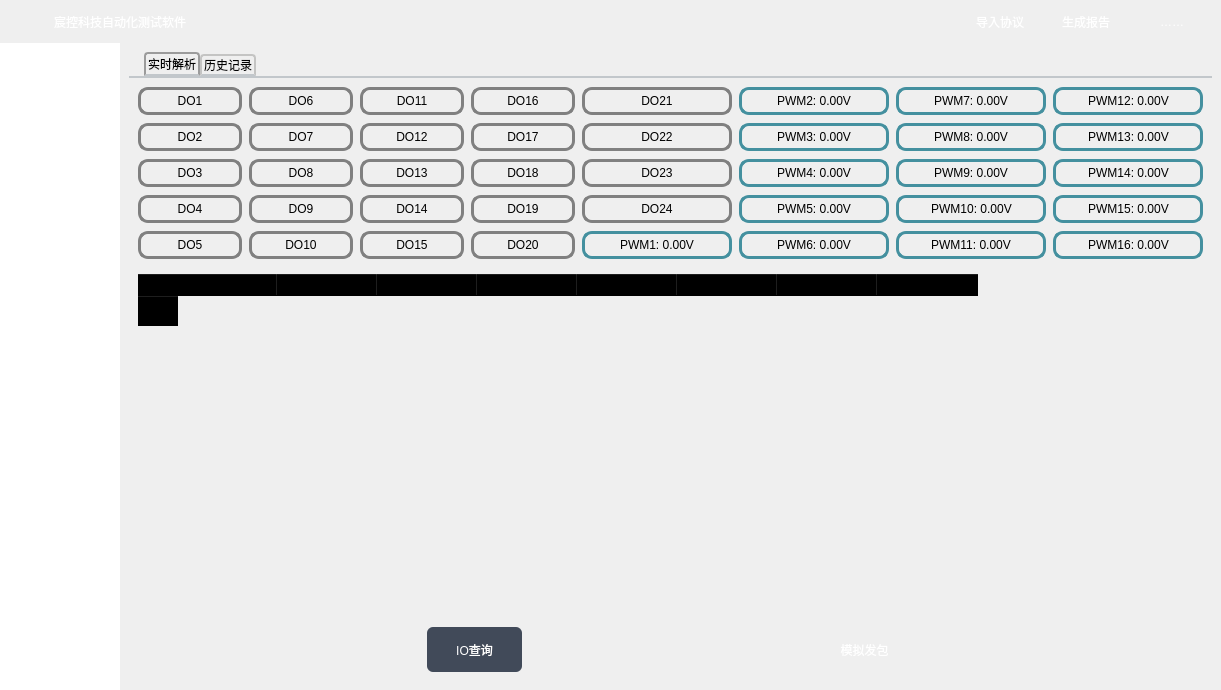
First picture: the form in KCTS/KCTS Project/UI/main_window_ui.ui, repository learniuH/work, before the edit.
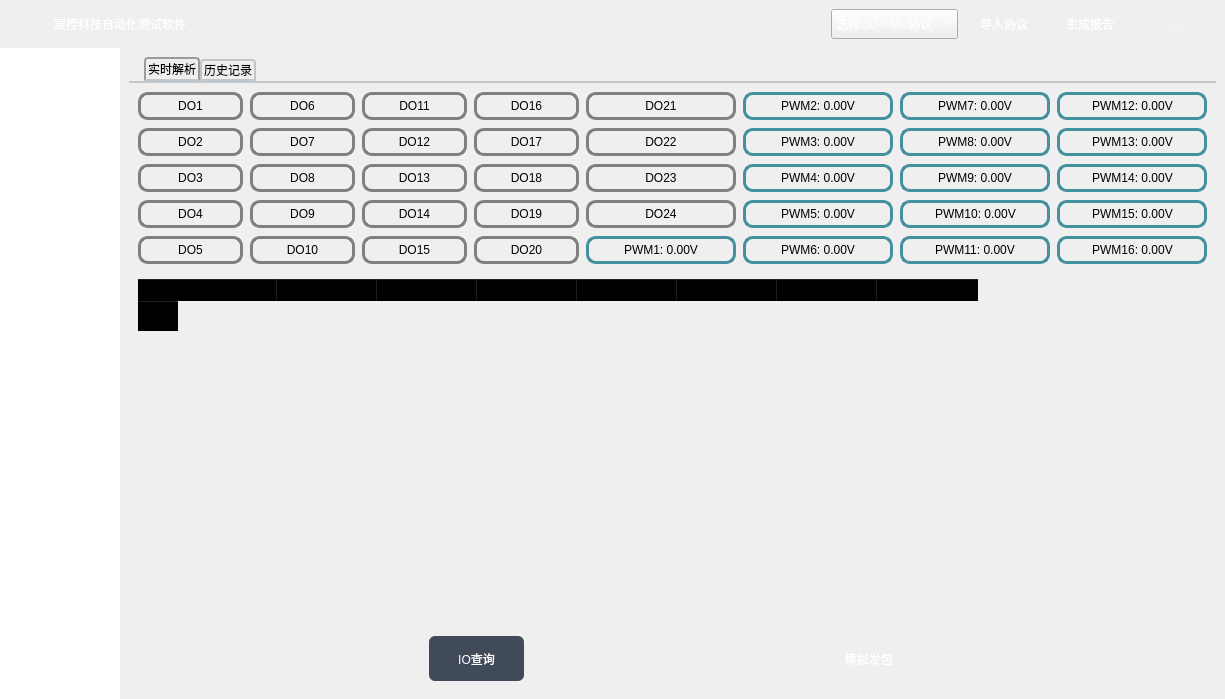
Second picture: the form after the edit. The open tabs and pages were chosen to show the change.

What changed in the file:
```diff
--- a/KCTS/KCTS Project/UI/main_window_ui.ui
+++ b/KCTS/KCTS Project/UI/main_window_ui.ui
@@ -6,8 +6,8 @@
    <rect>
     <x>0</x>
     <y>0</y>
-    <width>1221</width>
-    <height>690</height>
+    <width>1225</width>
+    <height>699</height>
    </rect>
   </property>
   <property name="windowTitle">
@@ -116,11 +116,57 @@
          </property>
         </spacer>
        </item>
+       <item>
+        <widget class="QComboBox" name="sheet_name_list_comboBox">
+         <property name="minimumSize">
+          <size>
+           <width>120</width>
+           <height>30</height>
+          </size>
+         </property>
+         <property name="font">
+          <font>
+           <family>微软雅黑</family>
+           <pointsize>9</pointsize>
+          </font>
+         </property>
+         <property name="styleSheet">
+          <string notr="true">/*QComboBox:hover {
+    border: 1px solid grey;
+}*/
+
+QComboBox {
+	color: white;
+	background-color: qlineargradient(x1: 1, y1: 0, x2: 0, y2: 0,
+                                      stop: 0 #404959, stop: 1 #f0f0f0);
+}
+
+QComboBox QAbstractItemView::item {
+	height: 50px;
+}
+
+QComboBox QAbstractItemView::item:hover {
+	color: #FFFFFF;
+	background-color: lightgreen;
+}
+
+QCombobox QAbstractScrollArea QScrollBar:vertical {
+	width: 10px;
+	background-color: #f0f0f0;
+}</string>
+         </property>
+         <item>
+          <property name="text">
+           <string>选择OU-&gt;MU协议</string>
+          </property>
+         </item>
+        </widget>
+       </item>
        <item>
         <widget class="QPushButton" name="import_protocol_pushButton">
          <property name="minimumSize">
           <size>
-           <width>80</width>
+           <width>84</width>
            <height>0</height>
           </size>
          </property>
@@ -132,7 +178,8 @@
          </property>
          <property name="styleSheet">
           <string notr="true">QPushButton {
-    border: 5px;
+    border: 2px solid qlineargradient(x1: 0, y1: 0, x2: 0, y2: 1,
+                                      stop: 0 #f6f7fa, stop: 1 #dadbde);
     border-radius: 10px;
     background-color: qlineargradient(x1: 0, y1: 0, x2: 0, y2: 1,
                                       stop: 0 #435068, stop: 1 #2a354e);
@@ -165,7 +212,7 @@
         <widget class="QPushButton" name="pushButton_2">
          <property name="minimumSize">
           <size>
-           <width>80</width>
+           <width>84</width>
            <height>0</height>
           </size>
          </property>
@@ -177,7 +224,8 @@
          </property>
          <property name="styleSheet">
           <string notr="true">QPushButton {
-    border: 5px;
+    border: 2px solid qlineargradient(x1: 0, y1: 0, x2: 0, y2: 1,
+                                      stop: 0 #f6f7fa, stop: 1 #dadbde);
     border-radius: 10px;
     background-color: qlineargradient(x1: 0, y1: 0, x2: 0, y2: 1,
                                       stop: 0 #435068, stop: 1 #2a354e);
@@ -210,7 +258,7 @@
         <widget class="QPushButton" name="pushButton_3">
          <property name="minimumSize">
           <size>
-           <width>80</width>
+           <width>84</width>
            <height>0</height>
           </size>
          </property>
@@ -222,7 +270,8 @@
          </property>
          <property name="styleSheet">
           <string notr="true">QPushButton {
-    border: 5px;
+    border: 2px solid qlineargradient(x1: 0, y1: 0, x2: 0, y2: 1,
+                                      stop: 0 #f6f7fa, stop: 1 #dadbde);
     border-radius: 10px;
     background-color: qlineargradient(x1: 0, y1: 0, x2: 0, y2: 1,
                                       stop: 0 #435068, stop: 1 #2a354e);
@@ -2809,6 +2858,30 @@
                      <property name="horizontalScrollBarPolicy">
                       <enum>Qt::ScrollBarAlwaysOff</enum>
                      </property>
+                     <property name="sizeAdjustPolicy">
+                      <enum>QAbstractScrollArea::AdjustIgnored</enum>
+                     </property>
+                     <property name="autoScroll">
+                      <bool>true</bool>
+                     </property>
+                     <property name="editTriggers">
+                      <set>QAbstractItemView::NoEditTriggers</set>
+                     </property>
+                     <property name="tabKeyNavigation">
+                      <bool>false</bool>
+                     </property>
+                     <property name="showDropIndicator" stdset="0">
+                      <bool>false</bool>
+                     </property>
+                     <property name="dragDropOverwriteMode">
+                      <bool>false</bool>
+                     </property>
+                     <property name="textElideMode">
+                      <enum>Qt::ElideLeft</enum>
+                     </property>
+                     <attribute name="horizontalHeaderMinimumSectionSize">
+                      <number>29</number>
+                     </attribute>
                      <row>
                       <property name="text">
                        <string>新建行</string>
@@ -2926,6 +2999,11 @@
                        <set>AlignCenter</set>
                       </property>
                      </column>
+                     <item row="0" column="0">
+                      <property name="flags">
+                       <set>ItemIsDragEnabled|ItemIsDropEnabled|ItemIsEnabled</set>
+                      </property>
+                     </item>
                     </widget>
                    </item>
                   </layout>
@@ -2956,7 +3034,7 @@
                    </property>
                    <property name="minimumSize">
                     <size>
-                     <width>80</width>
+                     <width>84</width>
                      <height>45</height>
                     </size>
                    </property>
@@ -2968,7 +3046,8 @@
                    </property>
                    <property name="styleSheet">
                     <string notr="true">QPushButton {
-    border: 5px;
+    border: 2px solid qlineargradient(x1: 0, y1: 0, x2: 0, y2: 1,
+                                      stop: 0 #f6f7fa, stop: 1 #dadbde);
     border-radius: 6px;
     background-color: qlineargradient(x1: 0, y1: 0, x2: 0, y2: 1,
                                       stop: 0 #435068, stop: 1 #2a354e);
@@ -3001,7 +3080,7 @@
                   <widget class="QPushButton" name="send_package_pushButton">
                    <property name="minimumSize">
                     <size>
-                     <width>80</width>
+                     <width>84</width>
                      <height>45</height>
                     </size>
                    </property>
@@ -3013,7 +3092,8 @@
                    </property>
                    <property name="styleSheet">
                     <string notr="true">QPushButton {
-    border: 5px;
+    border: 2px solid qlineargradient(x1: 0, y1: 0, x2: 0, y2: 1,
+                                      stop: 0 #f6f7fa, stop: 1 #dadbde);
     border-radius: 6px;
     background-color: qlineargradient(x1: 0, y1: 0, x2: 0, y2: 1,
                                       stop: 0 #435068, stop: 1 #2a354e);
```
Left out of the diff: 9 changed lines with no effect on the pictures.
